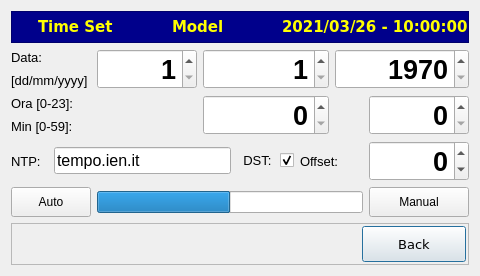
The window that timeset.ui (MECTsrl/cloner) describes before a commit, drawn with Qt 5.
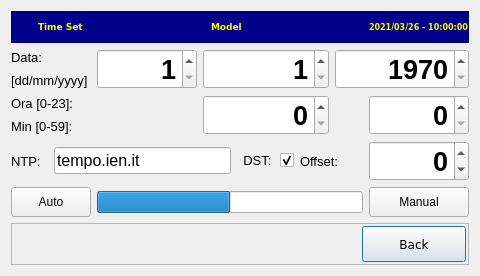
The same window after the commit. Icons and pictures are not drawn.

Diff of the .ui file:
```diff
--- a/timeset.ui
+++ b/timeset.ui
@@ -7,7 +7,7 @@
     <x>0</x>
     <y>0</y>
     <width>480</width>
-    <height>272</height>
+    <height>274</height>
    </rect>
   </property>
   <property name="windowTitle">
@@ -84,7 +84,7 @@
         <property name="font">
          <font>
           <family>DejaVu Sans</family>
-          <pointsize>11</pointsize>
+          <pointsize>7</pointsize>
           <weight>75</weight>
           <bold>true</bold>
          </font>
@@ -133,7 +133,7 @@
         <property name="font">
          <font>
           <family>DejaVu Sans</family>
-          <pointsize>11</pointsize>
+          <pointsize>7</pointsize>
           <weight>75</weight>
           <bold>true</bold>
          </font>
@@ -167,7 +167,7 @@
         <property name="font">
          <font>
           <family>DejaVu Sans</family>
-          <pointsize>11</pointsize>
+          <pointsize>6</pointsize>
           <weight>75</weight>
           <bold>true</bold>
          </font>
@@ -630,7 +630,7 @@
         <property name="font">
          <font>
           <family>DejaVu Sans</family>
-          <pointsize>10</pointsize>
+          <pointsize>9</pointsize>
          </font>
         </property>
         <property name="text">
```
